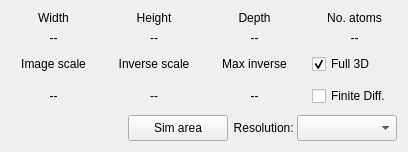
This is frames/simulationframe.ui in JJPPeters/clTEM as Qt 5 draws it before an edit. The edited form follows.
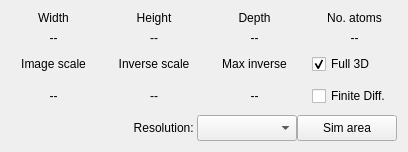
This is the edited form.

Commit message: Major changes to area settings  - Dialogs completely rewritten to show CTEM, STEM and CBED options all  under one roof  - Area classes are now separate and calculate the required simulation  areas as needed  - CBED/STEM have a padding option to decrease the scale in reciprocal  space (i.e. to get better pixel resolution)  - Dialogs update the main window  - Dialogs show relevant information such as the pixel scale  - Can change the resolution from within the new dialogs

```diff
--- a/frames/simulationframe.ui
+++ b/frames/simulationframe.ui
@@ -204,41 +204,6 @@
        </property>
       </spacer>
      </item>
-     <item>
-      <widget class="QPushButton" name="btnSimArea">
-       <property name="minimumSize">
-        <size>
-         <width>100</width>
-         <height>26</height>
-        </size>
-       </property>
-       <property name="maximumSize">
-        <size>
-         <width>100</width>
-         <height>16777215</height>
-        </size>
-       </property>
-       <property name="text">
-        <string>Sim area</string>
-       </property>
-      </widget>
-     </item>
-     <item>
-      <spacer name="horizontalSpacer">
-       <property name="orientation">
-        <enum>Qt::Horizontal</enum>
-       </property>
-       <property name="sizeType">
-        <enum>QSizePolicy::Fixed</enum>
-       </property>
-       <property name="sizeHint" stdset="0">
-        <size>
-         <width>5</width>
-         <height>0</height>
-        </size>
-       </property>
-      </spacer>
-     </item>
      <item>
       <widget class="QLabel" name="label_8">
        <property name="text">
@@ -311,6 +276,25 @@
        </item>
       </widget>
      </item>
+     <item>
+      <widget class="QPushButton" name="btnSimArea">
+       <property name="minimumSize">
+        <size>
+         <width>100</width>
+         <height>26</height>
+        </size>
+       </property>
+       <property name="maximumSize">
+        <size>
+         <width>100</width>
+         <height>16777215</height>
+        </size>
+       </property>
+       <property name="text">
+        <string>Sim area</string>
+       </property>
+      </widget>
+     </item>
     </layout>
    </item>
   </layout>
```
The commit also changes 31 other files.
